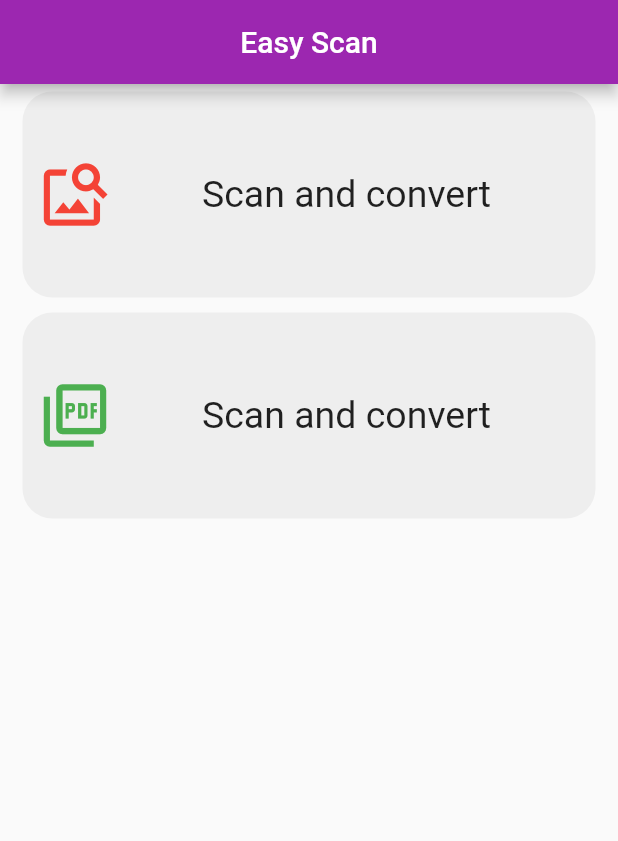
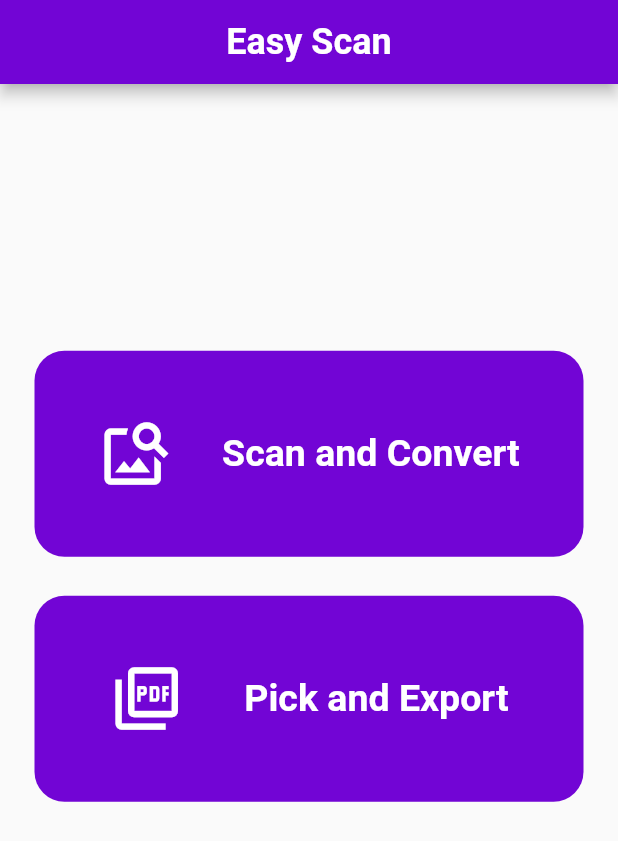
Before and after one commit to askbuddie/easy-scan, a Flutter app: the screen it shows after launch, on a phone screen of 412 x 824 dp. Shown: the top 841 px of the screen. Run offline on Flutter 3.47's test engine with Material 2 defaults, Android fonts, the phone set to English and light mode, and no system bars; our stand-ins replace image_cropper, image_picker, pdf, permission_handler.

Commit message:
UI Changes

```diff
--- a/lib/Utils/constants.dart
+++ b/lib/Utils/constants.dart
@@ -1,5 +1,7 @@
 import 'package:flutter/material.dart';
 
-const primaryColor = Colors.purple;
+const primaryColor = Color.fromRGBO(114, 5, 213, 1);
+const secondaryColor = Color.fromRGBO(114, 5, 213, 1);
+const lunchColor = Color.fromRGBO(227, 4, 37, 1);
 const textStyle = TextStyle(color: Colors.white);
 const pdfPathAndroid = "storage/emulated/0/Easy Scan";
--- a/lib/main.dart
+++ b/lib/main.dart
@@ -10,9 +10,11 @@ class MyApp extends StatelessWidget {
   @override
   Widget build(BuildContext context) {
     return MaterialApp(
+      debugShowCheckedModeBanner: false,
       title: 'EasyScan',
       theme: ThemeData(
-        primaryColor: primaryColor,
+        primaryColor: secondaryColor,
+        backgroundColor: Colors.white38,
         visualDensity: VisualDensity.adaptivePlatformDensity,
       ),
       home: HomeScreen(),
--- a/lib/screens/home_screen.dart
+++ b/lib/screens/home_screen.dart
@@ -1,4 +1,3 @@
-import 'package:EasyScan/Utils/constants.dart';
 import 'package:EasyScan/screens/images_to_pdf.dart';
 import 'package:EasyScan/screens/scan_and_convert.dart';
 import 'package:EasyScan/widgets/home_card.dart';
@@ -14,24 +13,28 @@ class _HomeScreenState extends State<HomeScreen> {
   Widget build(BuildContext context) {
     return Scaffold(
       appBar: AppBar(
-        backgroundColor: primaryColor,
-        title: const Text("Easy Scan"),
+        title: const Text(
+          "Easy Scan",
+          style: TextStyle(
+              color: Colors.white, fontWeight: FontWeight.bold, fontSize: 24),
+        ),
         centerTitle: true,
       ),
       body: Column(crossAxisAlignment: CrossAxisAlignment.stretch, children: [
+        SizedBox(
+          height: MediaQuery.of(context).size.longestSide * 0.2,
+        ),
         HomeCard(
           onTap: () => Navigator.push(
               context, MaterialPageRoute(builder: (_) => ScanAndConvert())),
           iconData: Icons.image_search,
-          color: Colors.red,
-          text: 'Scan and convert',
+          text: 'Scan and Convert',
         ),
         HomeCard(
           onTap: () => Navigator.push(
               context, MaterialPageRoute(builder: (_) => ImageToPdf())),
           iconData: Icons.picture_as_pdf_outlined,
-          color: Colors.green,
-          text: 'Scan and convert',
+          text: 'Pick and Export',
         ),
         // This widget is needed to be implemented for recent projects
         // Expanded(
--- a/lib/widgets/home_card.dart
+++ b/lib/widgets/home_card.dart
@@ -1,22 +1,23 @@
+import 'package:EasyScan/Utils/constants.dart';
 import 'package:flutter/material.dart';
 
 class HomeCard extends StatelessWidget {
-  final Color color;
   final String text;
   final IconData iconData;
   final Function onTap;
-  const HomeCard(
-      {Key key, @required this.text, this.color, this.iconData, this.onTap})
+  const HomeCard({Key key, @required this.text, this.iconData, this.onTap})
       : super(key: key);
   @override
   Widget build(BuildContext context) {
     return GestureDetector(
       onTap: onTap,
+      child: Padding(
+        padding: const EdgeInsets.all(8.0),
         child: Container(
           margin: const EdgeInsets.symmetric(horizontal: 15, vertical: 5),
           padding: const EdgeInsets.symmetric(horizontal: 10),
           decoration: BoxDecoration(
-            borderRadius: BorderRadius.circular(20), color: Colors.grey[200]),
+              borderRadius: BorderRadius.circular(20), color: secondaryColor),
           alignment: Alignment.center,
           height: MediaQuery.of(context).size.height / 6,
           child: Row(
@@ -24,21 +25,22 @@ class HomeCard extends StatelessWidget {
             children: [
               Icon(
                 iconData,
-              color: color,
+                color: Colors.white,
                 size: 50,
               ),
-            Expanded(
-              child: Text(
+              Text(
                 text,
                 textAlign: TextAlign.center,
                 style: const TextStyle(
+                  fontWeight: FontWeight.bold,
+                  color: Colors.white,
                   fontSize: 25,
-                ),
                 ),
               ),
             ],
           ),
         ),
+      ),
     );
   }
 }
```
Also changed, not shown: lib/screens/images_to_pdf.dart (+25 -5 lines), lib/screens/scan_and_convert.dart (+10 -2 lines). Lines whose indentation alone changed are shown as unchanged.
